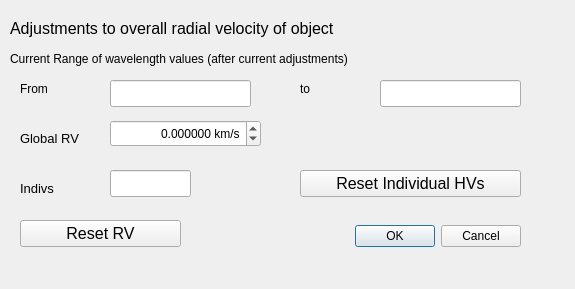
The window that Numpy/Sdadmin/xrvdlg.ui (JohnMCollins/python-astro-progs) describes before a commit, drawn with Qt 5.
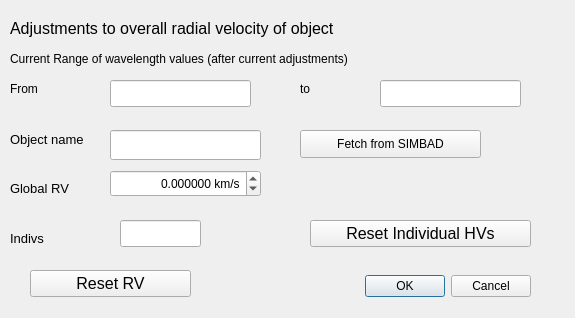
The same window after the commit.

```diff
--- a/Numpy/Sdadmin/xrvdlg.ui
+++ b/Numpy/Sdadmin/xrvdlg.ui
@@ -7,7 +7,7 @@
     <x>0</x>
     <y>0</y>
     <width>575</width>
-    <height>289</height>
+    <height>318</height>
    </rect>
   </property>
   <property name="windowTitle">
@@ -16,8 +16,8 @@
   <widget class="QDialogButtonBox" name="buttonBox">
    <property name="geometry">
     <rect>
-     <x>300</x>
-     <y>220</y>
+     <x>310</x>
+     <y>270</y>
      <width>221</width>
      <height>32</height>
     </rect>
@@ -77,7 +77,7 @@
   <widget class="QLabel" name="label">
    <property name="geometry">
     <rect>
-     <x>20</x>
+     <x>10</x>
      <y>80</y>
      <width>62</width>
      <height>17</height>
@@ -90,8 +90,8 @@
   <widget class="QPushButton" name="resetx">
    <property name="geometry">
     <rect>
-     <x>20</x>
-     <y>220</y>
+     <x>30</x>
+     <y>270</y>
      <width>161</width>
      <height>27</height>
     </rect>
@@ -111,8 +111,8 @@
   <widget class="QLabel" name="label_4">
    <property name="geometry">
     <rect>
-     <x>20</x>
-     <y>130</y>
+     <x>10</x>
+     <y>180</y>
      <width>71</width>
      <height>17</height>
     </rect>
@@ -149,7 +149,7 @@
     <rect>
      <x>10</x>
      <y>50</y>
-     <width>441</width>
+     <width>481</width>
      <height>17</height>
     </rect>
    </property>
@@ -160,8 +160,8 @@
   <widget class="QPushButton" name="resetindivx">
    <property name="geometry">
     <rect>
-     <x>300</x>
-     <y>170</y>
+     <x>310</x>
+     <y>220</y>
      <width>221</width>
      <height>27</height>
     </rect>
@@ -186,8 +186,8 @@
   <widget class="QLineEdit" name="xindivnum">
    <property name="geometry">
     <rect>
-     <x>110</x>
-     <y>170</y>
+     <x>120</x>
+     <y>220</y>
      <width>81</width>
      <height>27</height>
     </rect>
@@ -202,8 +202,8 @@
   <widget class="QLabel" name="label_9">
    <property name="geometry">
     <rect>
-     <x>20</x>
-     <y>180</y>
+     <x>10</x>
+     <y>230</y>
      <width>62</width>
      <height>16</height>
     </rect>
@@ -221,7 +221,7 @@
    <property name="geometry">
     <rect>
      <x>110</x>
-     <y>120</y>
+     <y>170</y>
      <width>151</width>
      <height>27</height>
     </rect>
@@ -259,6 +259,53 @@
     <double>0.000000000000000</double>
    </property>
   </widget>
+  <widget class="QLabel" name="label_5">
+   <property name="geometry">
+    <rect>
+     <x>10</x>
+     <y>130</y>
+     <width>101</width>
+     <height>18</height>
+    </rect>
+   </property>
+   <property name="font">
+    <font>
+     <pointsize>10</pointsize>
+    </font>
+   </property>
+   <property name="text">
+    <string>Object name</string>
+   </property>
+  </widget>
+  <widget class="QLineEdit" name="objname">
+   <property name="geometry">
+    <rect>
+     <x>110</x>
+     <y>130</y>
+     <width>151</width>
+     <height>30</height>
+    </rect>
+   </property>
+   <property name="toolTip">
+    <string>This is the current object name to use for fetching from SIMBAD</string>
+   </property>
+  </widget>
+  <widget class="QPushButton" name="fetchsimbad">
+   <property name="geometry">
+    <rect>
+     <x>300</x>
+     <y>130</y>
+     <width>181</width>
+     <height>28</height>
+    </rect>
+   </property>
+   <property name="toolTip">
+    <string>&lt;html&gt;&lt;head/&gt;&lt;body&gt;&lt;p&gt;Click here to try to fetch the RV from SIMBAD using the select object name.&lt;/p&gt;&lt;/body&gt;&lt;/html&gt;</string>
+   </property>
+   <property name="text">
+    <string>Fetch from SIMBAD</string>
+   </property>
+  </widget>
  </widget>
  <tabstops>
   <tabstop>xmin</tabstop>
```
Left out of the diff: 4 changed lines with no effect on the pictures.
